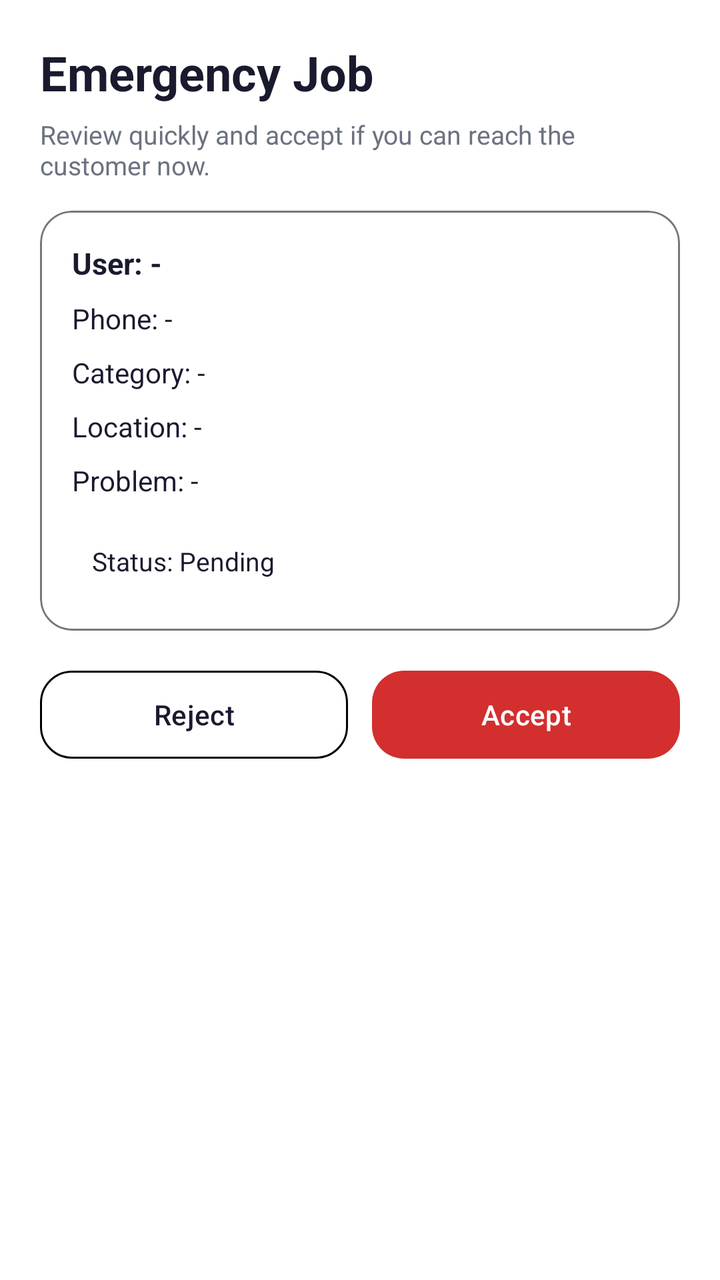
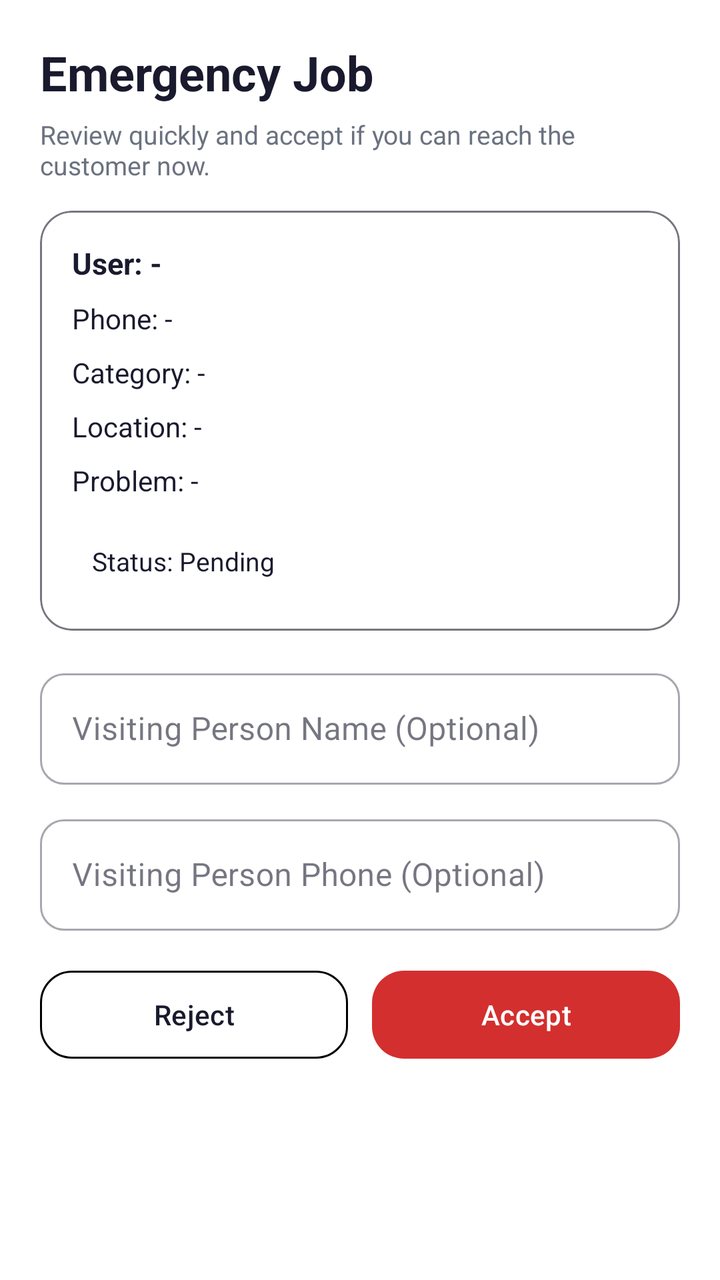

Screens rendered from an Android XML layout before and after an edit, with the pre-edit source and the edit as a unified diff.
<!-- AndroidManifest.xml: application theme Theme.QuickFix -->
<!-- res/layout/activity_provider_emergency_request.xml -->
<?xml version="1.0" encoding="utf-8"?>
<androidx.core.widget.NestedScrollView xmlns:android="http://schemas.android.com/apk/res/android"
    xmlns:app="http://schemas.android.com/apk/res-auto"
    android:layout_width="match_parent"
    android:layout_height="match_parent"
    android:fillViewport="true"
    android:padding="20dp"
    android:background="?attr/colorSurface">

    <LinearLayout
        android:layout_width="match_parent"
        android:layout_height="wrap_content"
        android:orientation="vertical">

        <TextView
            android:layout_width="wrap_content"
            android:layout_height="wrap_content"
            android:text="Emergency Job"
            android:textSize="24sp"
            android:textStyle="bold"
            android:textColor="@color/text_primary" />

        <TextView
            android:layout_width="match_parent"
            android:layout_height="wrap_content"
            android:layout_marginTop="6dp"
            android:text="Review quickly and accept if you can reach the customer now."
            android:textSize="13sp"
            android:textColor="@color/text_secondary" />

        <com.google.android.material.card.MaterialCardView
            android:layout_width="match_parent"
            android:layout_height="wrap_content"
            android:layout_marginTop="14dp"
            app:cardCornerRadius="16dp"
            app:strokeColor="@color/outline"
            app:strokeWidth="1dp">

            <LinearLayout
                android:layout_width="match_parent"
                android:layout_height="wrap_content"
                android:orientation="vertical"
                android:padding="16dp">

                <TextView
                    android:id="@+id/tvEmergencyUser"
                    android:layout_width="match_parent"
                    android:layout_height="wrap_content"
                    android:text="User: -"
                    android:textSize="15sp"
                    android:textStyle="bold"
                    android:textColor="@color/text_primary" />

                <TextView
                    android:id="@+id/tvEmergencyPhone"
                    android:layout_width="match_parent"
                    android:layout_height="wrap_content"
                    android:layout_marginTop="8dp"
                    android:text="Phone: -"
                    android:textSize="14sp"
                    android:textColor="@color/text_primary" />

                <TextView
                    android:id="@+id/tvEmergencyCategory"
                    android:layout_width="match_parent"
                    android:layout_height="wrap_content"
                    android:layout_marginTop="8dp"
                    android:text="Category: -"
                    android:textSize="14sp"
                    android:textColor="@color/text_primary" />

                <TextView
                    android:id="@+id/tvEmergencyAddress"
                    android:layout_width="match_parent"
                    android:layout_height="wrap_content"
                    android:layout_marginTop="8dp"
                    android:text="Location: -"
                    android:textSize="14sp"
                    android:textColor="@color/text_primary" />

                <TextView
                    android:id="@+id/tvEmergencyDescription"
                    android:layout_width="match_parent"
                    android:layout_height="wrap_content"
                    android:layout_marginTop="8dp"
                    android:text="Problem: -"
                    android:textSize="14sp"
                    android:textColor="@color/text_primary" />

                <TextView
                    android:id="@+id/tvEmergencyStatus"
                    android:layout_width="match_parent"
                    android:layout_height="wrap_content"
                    android:layout_marginTop="12dp"
                    android:padding="10dp"
                    android:background="@drawable/bg_dashboard_card"
                    android:text="Status: Pending"
                    android:textSize="13sp"
                    android:textColor="@color/text_primary" />
            </LinearLayout>
        </com.google.android.material.card.MaterialCardView>

        <ProgressBar
            android:id="@+id/progressEmergencyAccept"
            style="?android:attr/progressBarStyleHorizontal"
            android:layout_width="match_parent"
            android:layout_height="wrap_content"
            android:layout_marginTop="14dp"
            android:indeterminate="true"
            android:visibility="gone" />

        <LinearLayout
            android:layout_width="match_parent"
            android:layout_height="wrap_content"
            android:layout_marginTop="16dp"
            android:orientation="horizontal">

            <com.google.android.material.button.MaterialButton
                android:id="@+id/btnRejectEmergency"
                android:layout_width="0dp"
                android:layout_height="52dp"
                android:layout_weight="1"
                android:text="Reject"
                android:textAllCaps="false"
                app:cornerRadius="16dp"
                app:strokeWidth="1dp"
                app:backgroundTint="@android:color/transparent"
                android:textColor="@color/text_primary" />

            <Space
                android:layout_width="12dp"
                android:layout_height="1dp" />

            <com.google.android.material.button.MaterialButton
                android:id="@+id/btnAcceptEmergency"
                android:layout_width="0dp"
                android:layout_height="52dp"
                android:layout_weight="1"
                android:text="Accept"
                android:textAllCaps="false"
                android:textColor="@android:color/white"
                app:cornerRadius="16dp"
                app:backgroundTint="#D32F2F" />
        </LinearLayout>

    </LinearLayout>
</androidx.core.widget.NestedScrollView>
<!-- resources referenced by this layout -->
<resources>
  <color name="outline">#79747E</color>
  <color name="text_primary">#1A1A2E</color>
  <color name="text_secondary">#6B7280</color>
  <!-- drawable bg_dashboard_card (drawable) -->
  <?xml version="1.0" encoding="utf-8"?>
  <shape xmlns:android="http://schemas.android.com/apk/res/android"
      android:shape="rectangle">
      <corners android:radius="16dp" />
      <solid android:color="#FFFFFF" />
      <stroke android:width="0dp" android:color="@android:color/transparent"/>
  </shape>
  <style name="Theme.QuickFix" parent="Base.Theme.QuickFix" />
  <color name="primary">#1E88E5</color>
  <color name="primary_dark">#1565C0</color>
  <color name="accent_green">#43A047</color>
  <color name="screen_background">#F4F7FB</color>
  <color name="card_bg">#FFFFFF</color>
  <color name="surface_variant">#F5F7FA</color>
  <color name="divider">#E5E7EB</color>
  <style name="Theme.QuickFix.AdminDialog" parent="ThemeOverlay.Material3.MaterialAlertDialog">
          <item name="colorSurface">@color/card_bg</item>
          <item name="colorOnSurface">@color/text_primary</item>
          <item name="colorOutline">@color/divider</item>
      </style>
  <style name="Theme.QuickFix.BottomSheet" parent="ThemeOverlay.Material3.BottomSheetDialog">
          <item name="colorSurface">@color/card_bg</item>
          <item name="colorOnSurface">@color/text_primary</item>
          <item name="android:colorBackground">@color/card_bg</item>
      </style>
  <style name="Widget.QuickFix.Button" parent="Widget.Material3.Button">
          <item name="backgroundTint">@color/primary</item>
          <item name="android:textColor">@color/white</item>
      </style>
  <style name="Widget.QuickFix.Chip.Filter" parent="Widget.Material3.Chip.Filter">
          <item name="chipBackgroundColor">@color/surface_variant</item>
          <item name="android:textColor">@color/text_primary</item>
          <item name="checkedIconTint">@color/primary</item>
      </style>
  <style name="Widget.QuickFix.TextInputLayout" parent="Widget.Material3.TextInputLayout.OutlinedBox">
          <item name="boxBackgroundColor">@color/input_background</item>
          <item name="boxStrokeColor">@color/input_stroke</item>
          <item name="boxStrokeErrorColor">@color/error_red</item>
          <item name="hintTextColor">@color/input_hint</item>
          <item name="startIconTint">@color/input_icon</item>
          <item name="endIconTint">@color/input_icon</item>
          <item name="boxStrokeWidthFocused">2dp</item>
      </style>
  <color name="white">#FFFFFFFF</color>
  <color name="input_background">#FFFFFF</color>
  <color name="input_stroke">#1E88E5</color>
  <color name="error_red">#D32F2F</color>
  <color name="input_hint">#6B7280</color>
  <color name="input_icon">#455A64</color>
  <!-- unchanged entries left out for length: 1 -->
</resources>

<!-- the commit's change to res/layout/activity_provider_emergency_request.xml (unified diff, before → after) -->
@@ -109,6 +109,44 @@
             android:indeterminate="true"
             android:visibility="gone" />
 
+        <com.google.android.material.textfield.TextInputLayout
+            android:id="@+id/tilVisitingName"
+            style="@style/Widget.MaterialComponents.TextInputLayout.OutlinedBox"
+            android:layout_width="match_parent"
+            android:layout_height="wrap_content"
+            android:layout_marginTop="16dp"
+            android:hint="Visiting Person Name (Optional)"
+            app:boxCornerRadiusBottomEnd="12dp"
+            app:boxCornerRadiusBottomStart="12dp"
+            app:boxCornerRadiusTopEnd="12dp"
+            app:boxCornerRadiusTopStart="12dp">
+
+            <com.google.android.material.textfield.TextInputEditText
+                android:id="@+id/etVisitingName"
+                android:layout_width="match_parent"
+                android:layout_height="wrap_content"
+                android:inputType="textPersonName" />
+        </com.google.android.material.textfield.TextInputLayout>
+
+        <com.google.android.material.textfield.TextInputLayout
+            android:id="@+id/tilVisitingPhone"
+            style="@style/Widget.MaterialComponents.TextInputLayout.OutlinedBox"
+            android:layout_width="match_parent"
+            android:layout_height="wrap_content"
+            android:layout_marginTop="12dp"
+            android:hint="Visiting Person Phone (Optional)"
+            app:boxCornerRadiusBottomEnd="12dp"
+            app:boxCornerRadiusBottomStart="12dp"
+            app:boxCornerRadiusTopEnd="12dp"
+            app:boxCornerRadiusTopStart="12dp">
+
+            <com.google.android.material.textfield.TextInputEditText
+                android:id="@+id/etVisitingPhone"
+                android:layout_width="match_parent"
+                android:layout_height="wrap_content"
+                android:inputType="phone" />
+        </com.google.android.material.textfield.TextInputLayout>
+
         <LinearLayout
             android:layout_width="match_parent"
             android:layout_height="wrap_content"
